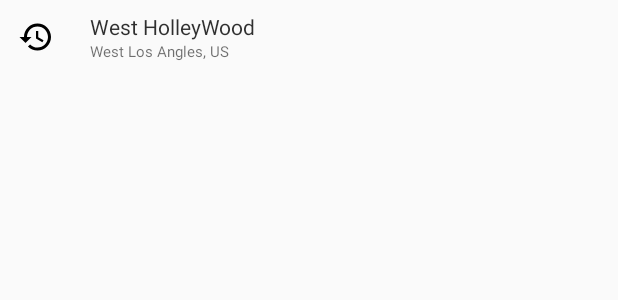
After one commit to wzjing/MapFoo, an Android app: the layout item_address_tip.xml on its own in the app's theme, with its tools: preview values and no code run, on a phone screen of 412 x 824 dp. The commit adds this screen. Shown: the top 300 px of the screen. Run offline under Robolectric (Android 15) with nearby library versions, the phone set to English and light mode, and no system bars.

Commit message:
add suggestion tips files

```diff
--- /dev/null
+++ b/app/src/main/res/layout/item_address_tip.xml
@@ -0,0 +1,54 @@
+<?xml version="1.0" encoding="utf-8"?>
+<android.support.constraint.ConstraintLayout xmlns:android="http://schemas.android.com/apk/res/android"
+    xmlns:app="http://schemas.android.com/apk/res-auto"
+    xmlns:tools="http://schemas.android.com/tools"
+    android:layout_width="match_parent"
+    android:layout_height="wrap_content"
+    android:paddingStart="12dp"
+    android:paddingTop="8dp"
+    android:paddingEnd="12dp"
+    android:paddingBottom="8dp">
+
+    <ImageView
+        android:id="@+id/iconIv"
+        android:layout_width="wrap_content"
+        android:layout_height="wrap_content"
+        app:layout_constraintBottom_toBottomOf="parent"
+        app:layout_constraintStart_toStartOf="parent"
+        app:layout_constraintTop_toTopOf="parent"
+        tools:src="@drawable/ic_history" />
+
+    <TextView
+        android:id="@+id/titleTv"
+        android:layout_width="0dp"
+        android:layout_height="wrap_content"
+        android:layout_marginStart="24dp"
+        android:ellipsize="end"
+        android:gravity="center_vertical|start"
+        android:maxLines="1"
+        android:textAlignment="textStart"
+        android:textColor="@color/colorListTitle"
+        android:textSize="@dimen/list_title_text_size"
+        app:layout_constraintEnd_toEndOf="parent"
+        app:layout_constraintHorizontal_bias="0"
+        app:layout_constraintStart_toEndOf="@id/iconIv"
+        app:layout_constraintTop_toTopOf="parent"
+        tools:text="West HolleyWood" />
+
+    <TextView
+        android:layout_width="0dp"
+        android:layout_height="wrap_content"
+        android:ellipsize="end"
+        android:gravity="center_vertical|start"
+        android:maxLines="1"
+        android:textAlignment="textStart"
+        android:textColor="@color/colorListContent"
+        android:textSize="@dimen/list_content_text_size"
+        app:layout_constraintBottom_toBottomOf="parent"
+        app:layout_constraintEnd_toEndOf="parent"
+        app:layout_constraintHorizontal_bias="0"
+        app:layout_constraintStart_toStartOf="@id/titleTv"
+        app:layout_constraintTop_toBottomOf="@id/titleTv"
+        tools:text="West Los Angles, US" />
+
+</android.support.constraint.ConstraintLayout>
--- a/app/src/main/res/layout/searchbar_focused.xml
+++ b/app/src/main/res/layout/searchbar_focused.xml
@@ -2,7 +2,7 @@
 <android.support.constraint.ConstraintLayout xmlns:android="http://schemas.android.com/apk/res/android"
     xmlns:app="http://schemas.android.com/apk/res-auto"
     android:layout_width="match_parent"
-    android:elevation="16dp"
+    android:elevation="6dp"
     android:layout_height="@dimen/searchbar_height">
 
     <ImageButton
--- a/app/src/main/res/layout/searchbar_normal.xml
+++ b/app/src/main/res/layout/searchbar_normal.xml
@@ -4,7 +4,7 @@
     xmlns:tools="http://schemas.android.com/tools"
     android:layout_width="match_parent"
     android:layout_height="@dimen/searchbar_height"
-    android:elevation="12dp">
+    android:elevation="6dp">
 
     <ImageButton
         android:id="@+id/backBtn"
--- a/app/src/main/res/values/colors.xml
+++ b/app/src/main/res/values/colors.xml
@@ -8,4 +8,7 @@
     <color name="colorStrokeFocused">#e7e7e7</color>
 
     <color name="colorRipple">#cacaca</color>
+
+    <color name="colorListTitle">#CF000000</color>
+    <color name="colorListContent">#8F000000</color>
 </resources>
--- a/app/src/main/res/values/dimens.xml
+++ b/app/src/main/res/values/dimens.xml
@@ -2,8 +2,11 @@
 <resources>
     <dimen name="fullscreen_behavior_peek_height_min">64dp</dimen>
 
-    <dimen name="searchbar_height">58dp</dimen>
+    <dimen name="searchbar_height">48dp</dimen>
 
-    <dimen name="action_button_width">28dp</dimen>
-    <dimen name="action_button_height">28dp</dimen>
+    <dimen name="action_button_width">24dp</dimen>
+    <dimen name="action_button_height">24dp</dimen>
+
+    <dimen name="list_title_text_size">14sp</dimen>
+    <dimen name="list_content_text_size">10sp</dimen>
 </resources>
```
Also changed, not shown: app/src/main/java/com/infinitytech/mapfoo/items/AddressActivity.kt (+6 -1 lines), app/src/main/res/drawable/gradient_vertical_white.xml (added, +14 -0 lines), app/src/main/res/layout/activity_address.xml (+33 -2 lines).
